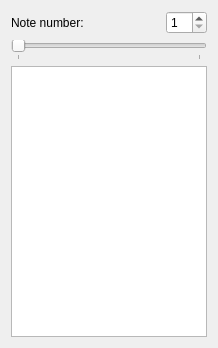
This is m210c-qt/ui/dataview.ui in tuomasjjrasanen/m210 as Qt 5 draws it before an edit. The edited form follows.
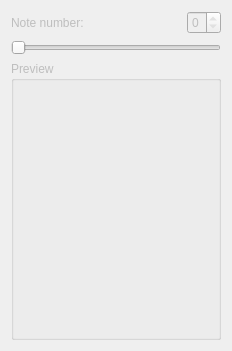
This is the edited form.

Commit message: m210c-qt: A note preview.

```diff
--- a/m210c-qt/ui/dataview.ui
+++ b/m210c-qt/ui/dataview.ui
@@ -2,12 +2,15 @@
 <ui version="4.0">
  <class>DataView</class>
  <widget class="QWidget" name="DataView">
+  <property name="enabled">
+   <bool>false</bool>
+  </property>
   <property name="geometry">
    <rect>
     <x>0</x>
     <y>0</y>
     <width>218</width>
-    <height>348</height>
+    <height>343</height>
    </rect>
   </property>
   <property name="windowTitle">
@@ -38,10 +41,10 @@
         <enum>QAbstractSpinBox::UpDownArrows</enum>
        </property>
        <property name="minimum">
-        <number>1</number>
+        <number>0</number>
        </property>
        <property name="maximum">
-        <number>10</number>
+        <number>0</number>
        </property>
       </widget>
      </item>
@@ -50,24 +53,43 @@
    <item>
     <widget class="QSlider" name="horizontalSlider">
      <property name="minimum">
-      <number>1</number>
+      <number>0</number>
      </property>
      <property name="maximum">
-      <number>10</number>
+      <number>0</number>
      </property>
      <property name="orientation">
       <enum>Qt::Horizontal</enum>
      </property>
      <property name="tickPosition">
-      <enum>QSlider::TicksBelow</enum>
-     </property>
-     <property name="tickInterval">
-      <number>0</number>
+      <enum>QSlider::NoTicks</enum>
      </property>
     </widget>
    </item>
    <item>
-    <widget class="QGraphicsView" name="graphicsView"/>
+    <widget class="QGroupBox" name="groupBox">
+     <property name="sizePolicy">
+      <sizepolicy hsizetype="Fixed" vsizetype="Fixed">
+       <horstretch>0</horstretch>
+       <verstretch>0</verstretch>
+      </sizepolicy>
+     </property>
+     <property name="minimumSize">
+      <size>
+       <width>210</width>
+       <height>279</height>
+      </size>
+     </property>
+     <property name="maximumSize">
+      <size>
+       <width>210</width>
+       <height>279</height>
+      </size>
+     </property>
+     <property name="title">
+      <string>Preview</string>
+     </property>
+    </widget>
    </item>
   </layout>
  </widget>
```
Left out of the diff: 4 changed lines with no effect on the pictures. The commit also changes 3 other files.
